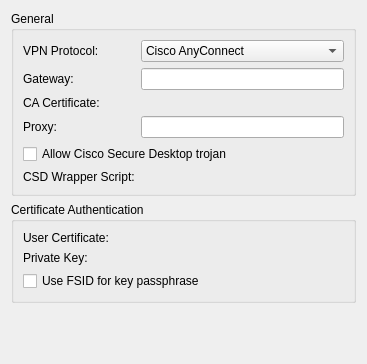
Before: the Qt Designer form vpn/openconnect/openconnectprop.ui in KDE/plasma-nm, drawn with Qt 5.
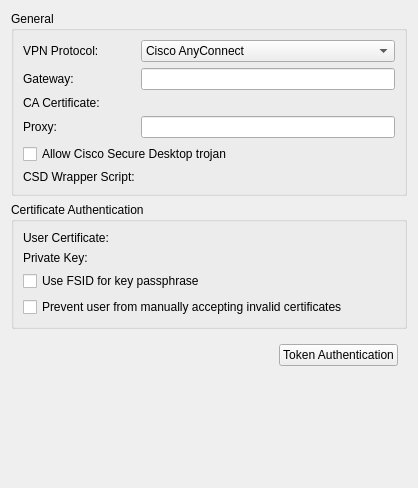
After: the same form once the commit is applied. Custom widgets are drawn as their Qt base class.

What changed in the file:
```diff
--- a/vpn/openconnect/openconnectprop.ui
+++ b/vpn/openconnect/openconnectprop.ui
@@ -6,10 +6,16 @@
    <rect>
     <x>0</x>
     <y>0</y>
-    <width>339</width>
-    <height>364</height>
+    <width>418</width>
+    <height>488</height>
    </rect>
   </property>
+  <property name="sizePolicy">
+   <sizepolicy hsizetype="Preferred" vsizetype="Preferred">
+    <horstretch>0</horstretch>
+    <verstretch>0</verstretch>
+   </sizepolicy>
+  </property>
   <property name="windowTitle">
    <string>OpenConnect Settings</string>
   </property>
@@ -125,9 +131,6 @@
       <string>Certificate Authentication</string>
      </property>
      <layout class="QFormLayout" name="formLayout_2">
-      <property name="verticalSpacing">
-       <number>6</number>
-      </property>
       <item row="0" column="0">
        <widget class="QLabel" name="label_5">
         <property name="text">
@@ -138,6 +141,13 @@
         </property>
        </widget>
       </item>
+      <item row="0" column="1">
+       <widget class="KUrlRequester" name="leUserCert">
+        <property name="filter">
+         <string>*.pem *.crt *.key</string>
+        </property>
+       </widget>
+      </item>
       <item row="1" column="0">
        <widget class="QLabel" name="label_6">
         <property name="text">
@@ -148,13 +158,6 @@
         </property>
        </widget>
       </item>
-      <item row="0" column="1">
-       <widget class="KUrlRequester" name="leUserCert">
-        <property name="filter">
-         <string>*.pem *.crt *.key</string>
-        </property>
-       </widget>
-      </item>
       <item row="1" column="1">
        <widget class="KUrlRequester" name="leUserPrivateKey">
         <property name="filter">
@@ -169,6 +172,39 @@
         </property>
        </widget>
       </item>
+      <item row="3" column="0" colspan="2">
+       <widget class="QCheckBox" name="preventInvalidCert">
+        <property name="text">
+         <string>Prevent user from manually accepting invalid certificates</string>
+        </property>
+       </widget>
+      </item>
+     </layout>
+    </widget>
+   </item>
+   <item>
+    <widget class="QWidget" name="widget" native="true">
+     <layout class="QHBoxLayout" name="horizontalLayout">
+      <item>
+       <spacer name="horizontalSpacer">
+        <property name="orientation">
+         <enum>Qt::Horizontal</enum>
+        </property>
+        <property name="sizeHint" stdset="0">
+         <size>
+          <width>278</width>
+          <height>20</height>
+         </size>
+        </property>
+       </spacer>
+      </item>
+      <item>
+       <widget class="QPushButton" name="buTokens">
+        <property name="text">
+         <string>Token Authentication</string>
+        </property>
+       </widget>
+      </item>
      </layout>
     </widget>
    </item>
@@ -190,7 +226,7 @@
  <customwidgets>
   <customwidget>
    <class>KUrlRequester</class>
-   <extends>QWidget</extends>
+   <extends>QFrame</extends>
    <header>kurlrequester.h</header>
   </customwidget>
  </customwidgets>
```
Left out of the diff: 8 changed lines with no effect on the pictures.
